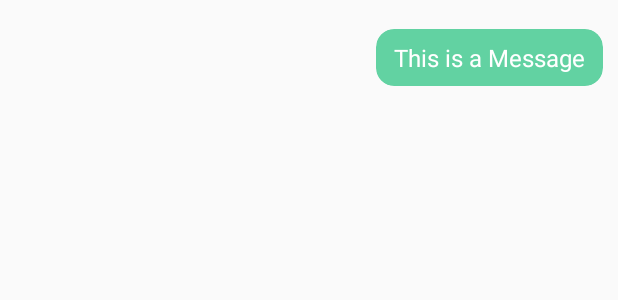
After one commit to Juilee266/inCode-2023, an Android app: the layout user_message.xml on its own in the app's theme, with its tools: preview values and no code run, on a phone screen of 412 x 824 dp. The commit adds this screen. Shown: the top 300 px of the screen. Run offline under Robolectric (Android 15) with nearby library versions, the phone set to English and light mode, and no system bars.

Commit message:
Added UI for user input and system response

```diff
--- a/app/build.gradle
+++ b/app/build.gradle
@@ -39,4 +39,9 @@ dependencies {
     implementation 'com.squareup.okhttp3:okhttp:4.10.0'                     // HTTP
     implementation 'com.google.android.gms:play-services-location:15.0.1'   // Google Play Services Location
     implementation 'org.apache.opennlp:opennlp-tools:1.9.3'                 // OpenNLP
+    implementation 'com.android.support:recyclerview-v7:25.3.1'             // RecyclerView
+    //implementation 'com.android.support:design:25.3.1'                      // RecyclerView
+    implementation 'com.android.support:cardview-v7:+'                      // CardView
+
+
 }
--- /dev/null
+++ b/app/src/main/res/layout/user_message.xml
@@ -0,0 +1,37 @@
+<?xml version="1.0" encoding="utf-8"?>
+<android.support.constraint.ConstraintLayout xmlns:android="http://schemas.android.com/apk/res/android"
+    xmlns:app="http://schemas.android.com/apk/res-auto"
+    android:layout_width="match_parent"
+    android:layout_height="wrap_content"
+    android:layout_marginEnd="8dp"
+    android:layout_marginTop="16dp">
+    <android.support.v7.widget.CardView
+        android:id="@+id/card_user_message"
+        android:layout_width="wrap_content"
+        android:layout_height="wrap_content"
+        app:cardBackgroundColor="@color/userMessageBackground"
+        app:cardCornerRadius="12dp"
+        app:cardElevation="0dp"
+        app:cardPreventCornerOverlap="false"
+        app:cardUseCompatPadding="true"
+        app:layout_constraintEnd_toEndOf="parent">
+        <LinearLayout
+            android:id="@+id/layout_user_message"
+            android:layout_width="wrap_content"
+            android:layout_height="wrap_content"
+            android:orientation="vertical">
+            <TextView
+                android:id="@+id/text_user_message"
+                android:layout_width="wrap_content"
+                android:layout_height="wrap_content"
+                android:layout_marginBottom="8dp"
+                android:maxWidth="260dp"
+                android:paddingLeft="12dp"
+                android:paddingTop="8dp"
+                android:paddingRight="12dp"
+                android:text="This is a Message"
+                android:textColor="#ffffff"
+                android:textSize="16sp" />
+        </LinearLayout>
+    </android.support.v7.widget.CardView>
+</android.support.constraint.ConstraintLayout>
--- a/app/src/main/res/values/colors.xml
+++ b/app/src/main/res/values/colors.xml
@@ -1,7 +1,9 @@
 <?xml version="1.0" encoding="utf-8"?>
 <resources>
-    <color name="colorPrimary">#0CBB66</color>
+    <color name="colorPrimary">#1FAB89</color>
     <color name="colorPrimaryDark">#069E55</color>
     <color name="colorAccent">#000</color>
     <color name="textColor">#005F31</color>
+    <color name="userMessageBackground">#62D2A2</color>
+    <color name="systemMessageBackground">#EEF1F6</color>
 </resources>
```
Also changed, not shown: app/src/main/java/com/inDrive/plugin/ui/chat/MessageListAdapter.java (added, +100 -0 lines), app/src/main/java/com/inDrive/plugin/ui/chat/model/Message.java (added, +18 -0 lines), app/src/main/java/com/inDrive/plugin/ui/chat/model/Sender.java (added, +13 -0 lines), app/src/main/java/com/inDrive/plugin/voice/MainActivity.java (+36 -22 lines), app/src/main/res/layout/activity_main.xml (+7 -28 lines), app/src/main/res/layout/system_message.xml (added, +36 -0 lines).
